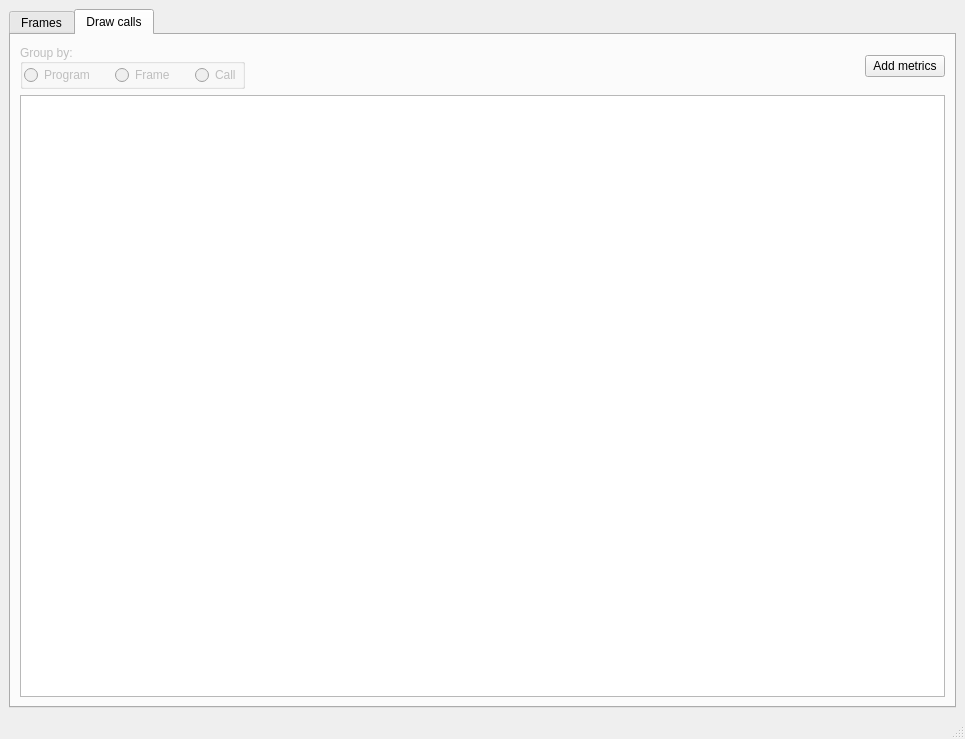
Above: gui/ui/qqmain.ui from trtt/apitrace before the change. Below: the same form after it.
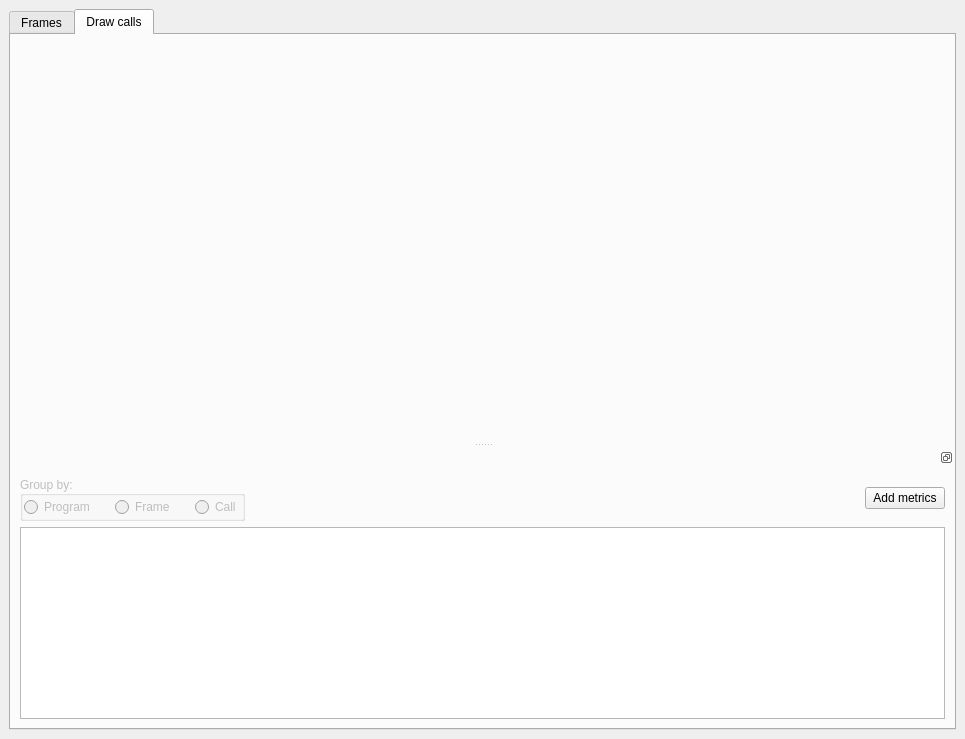
That is the form after the change.

Commit message: Dockable table view

```diff
--- a/gui/ui/qqmain.ui
+++ b/gui/ui/qqmain.ui
@@ -82,20 +82,35 @@
         </item>
        </layout>
       </widget>
-      <widget class="QWidget" name="callTab">
-       <property name="sizePolicy">
-        <sizepolicy hsizetype="Expanding" vsizetype="Expanding">
-         <horstretch>0</horstretch>
-         <verstretch>0</verstretch>
-        </sizepolicy>
-       </property>
+      <widget class="QMainWindow" name="callTab">
        <attribute name="title">
         <string>Draw calls</string>
        </attribute>
+       <widget class="QWidget" name="callTab">
+        <property name="sizePolicy">
+         <sizepolicy hsizetype="Expanding" vsizetype="Expanding">
+          <horstretch>0</horstretch>
+          <verstretch>0</verstretch>
+         </sizepolicy>
+        </property>
        <layout class="QVBoxLayout" name="verticalLayout_2">
         <item>
          <layout class="QVBoxLayout" name="graphsLayoutCall"/>
         </item>
+        </layout>
+       </widget>
+       <widget class="QDockWidget" name="dockWidget">
+        <property name="features">
+         <set>QDockWidget::DockWidgetFloatable|QDockWidget::DockWidgetMovable</set>
+        </property>
+        <property name="allowedAreas">
+         <set>Qt::BottomDockWidgetArea</set>
+        </property>
+        <attribute name="dockWidgetArea">
+         <number>8</number>
+        </attribute>
+        <widget class="QWidget" name="dockWidgetContents">
+         <layout class="QVBoxLayout" name="verticalLayout_3">
         <item>
          <layout class="QHBoxLayout" name="horizontalLayout_2">
           <property name="spacing">
@@ -204,20 +219,11 @@
        </layout>
       </widget>
      </widget>
+      </widget>
+     </widget>
     </item>
    </layout>
   </widget>
-  <widget class="QMenuBar" name="menubar">
-   <property name="geometry">
-    <rect>
-     <x>0</x>
-     <y>0</y>
-     <width>965</width>
-     <height>19</height>
-    </rect>
-   </property>
-  </widget>
-  <widget class="QStatusBar" name="statusbar"/>
  </widget>
  <resources/>
  <connections/>
```
Left out of the diff: 2 changed lines with no effect on the pictures. Lines whose indentation alone changed are shown as unchanged.
